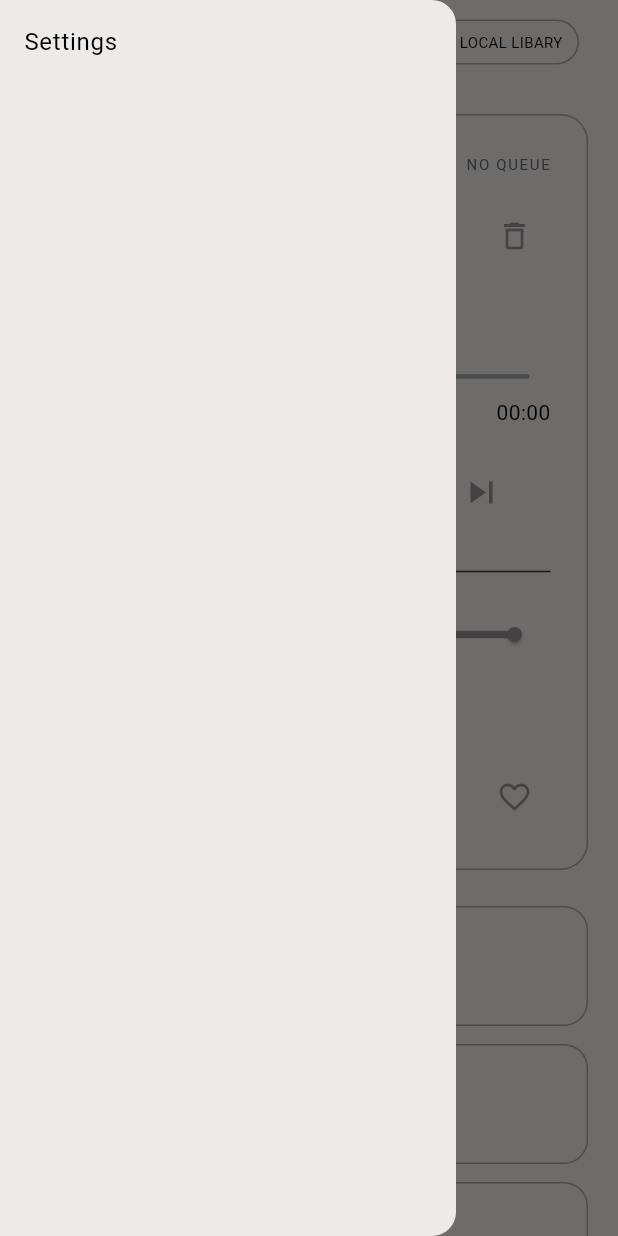
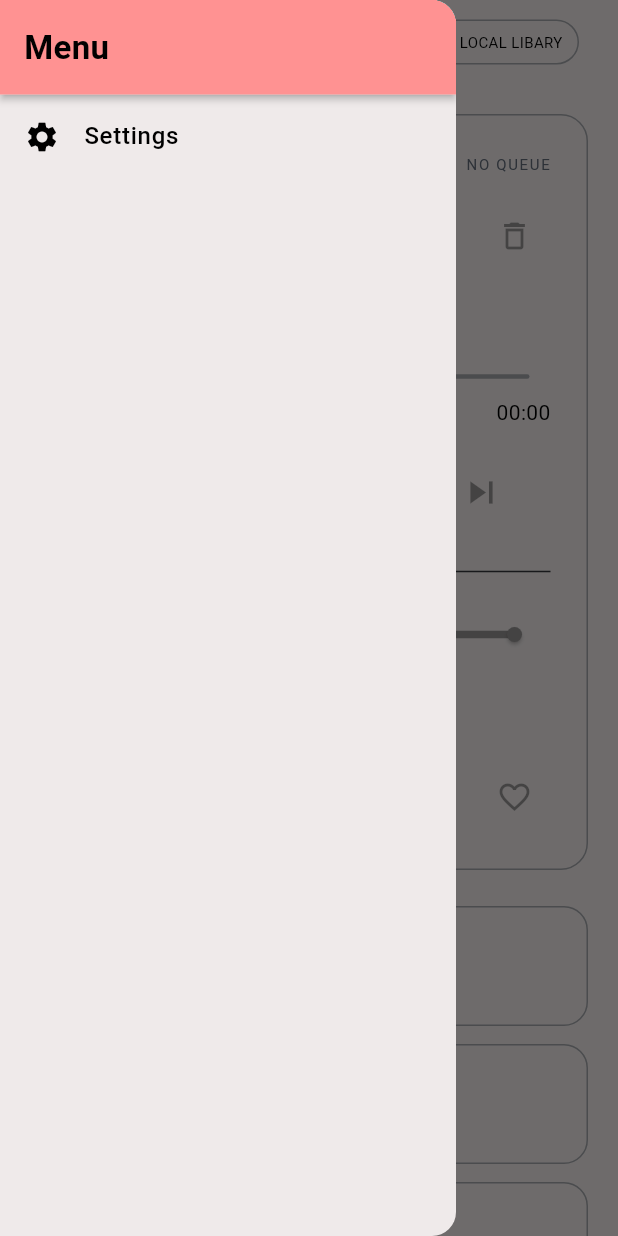
Before and after one commit to BaoBab-800/Sonora, a Flutter app: the screen it shows after launch, with the side drawer open, on a phone screen of 412 x 824 dp. Run offline on Flutter 3.47's test engine with Material 3 defaults, Android fonts, the phone set to English and light mode, and no system bars; our stand-ins replace audio_service, flutter_riverpod, go_router, hive, hive_flutter, on_audio_query; missing offline and left inert: media_kit; accounts and stored records are empty; statements that could not run were skipped.

Commit message:
The appearance of the Home Drawer has been improved.

```diff
--- a/lib/l10n/app_en.arb
+++ b/lib/l10n/app_en.arb
@@ -1,6 +1,7 @@
 {
   "denchik": "Denchik",
 
+  "menu": "Menu",
   "settings": "Settings",
   "theme": "Theme",
   "themeSystem": "System",
--- a/lib/l10n/app_localizations.dart
+++ b/lib/l10n/app_localizations.dart
@@ -100,6 +100,12 @@ abstract class AppLocalizations {
   /// In en, this message translates to:
   /// **'Denchik'**
   String get denchik;
+
+  /// No description provided for @menu.
+  ///
+  /// In en, this message translates to:
+  /// **'Menu'**
+  String get menu;
 
   /// No description provided for @settings.
   ///
--- a/lib/l10n/app_localizations_en.dart
+++ b/lib/l10n/app_localizations_en.dart
@@ -10,6 +10,9 @@ class AppLocalizationsEn extends AppLocalizations {
 
   @override
   String get denchik => 'Denchik';
+
+  @override
+  String get menu => 'Menu';
 
   @override
   String get settings => 'Settings';
--- a/lib/l10n/app_localizations_uk.dart
+++ b/lib/l10n/app_localizations_uk.dart
@@ -10,6 +10,9 @@ class AppLocalizationsUk extends AppLocalizations {
 
   @override
   String get denchik => 'Денчик';
+
+  @override
+  String get menu => 'Меню';
 
   @override
   String get settings => 'Налаштування';
--- a/lib/l10n/app_uk.arb
+++ b/lib/l10n/app_uk.arb
@@ -1,6 +1,7 @@
 {
   "denchik": "Денчик",
 
+  "menu": "Меню",
   "settings": "Налаштування",
   "themeSystem": "Система",
   "themeLight": "Світла",
--- a/lib/ui/home/home_drawer.dart
+++ b/lib/ui/home/home_drawer.dart
@@ -3,6 +3,7 @@ import 'package:flutter/material.dart';
 import 'package:sonora/app/app_router.dart';
 
 import 'package:sonora/core/l10n/l10n.dart';
+import 'package:sonora/core/theme/theme.dart';
 
 class HomeDrawer extends StatelessWidget {
   const HomeDrawer({super.key});
@@ -12,15 +13,56 @@ class HomeDrawer extends StatelessWidget {
     return Drawer(
       child: ListView(
         children: [
-          ListTile(
-            title: Text(context.l10n.settings),
-            onTap: () {
-              Navigator.pop(context);
-              Navigation(context).pushRoute(AppRoutes.settings);
-            },
+          Material(
+            elevation: 2.0,
+            child: Container(
+              padding: const EdgeInsets.symmetric(horizontal: 16.0, vertical: 16.0),
+              color: context.colors.primary,
+              child: Text(
+                context.l10n.menu,
+                style: TextStyle(fontSize: 22, fontWeight: FontWeight.bold),
+              ),
+            ),
+          ),
+
+          _DrawerCard(
+            title: context.l10n.settings,
+            icon: Icons.settings,
+            route: AppRoutes.settings,
           ),
         ],
       ),
     );
   }
 }
+
+class _DrawerCard extends StatelessWidget {
+  final String title;
+  final IconData icon;
+  final AppRoutes route;
+
+  const _DrawerCard({
+    required this.title,
+    required this.icon,
+    required this.route,
+  });
+
+  @override
+  Widget build(BuildContext context) {
+    return ListTile(
+      title: Text(
+        title,
+        style: TextStyle(
+          fontWeight: FontWeight.w500,
+        ),
+      ),
+
+      leading: Icon(icon),
+
+      onTap: () {
+        Navigator.pop(context);
+        Navigation(context).pushRoute(route);
+      },
+    );
+  }
+}
```
